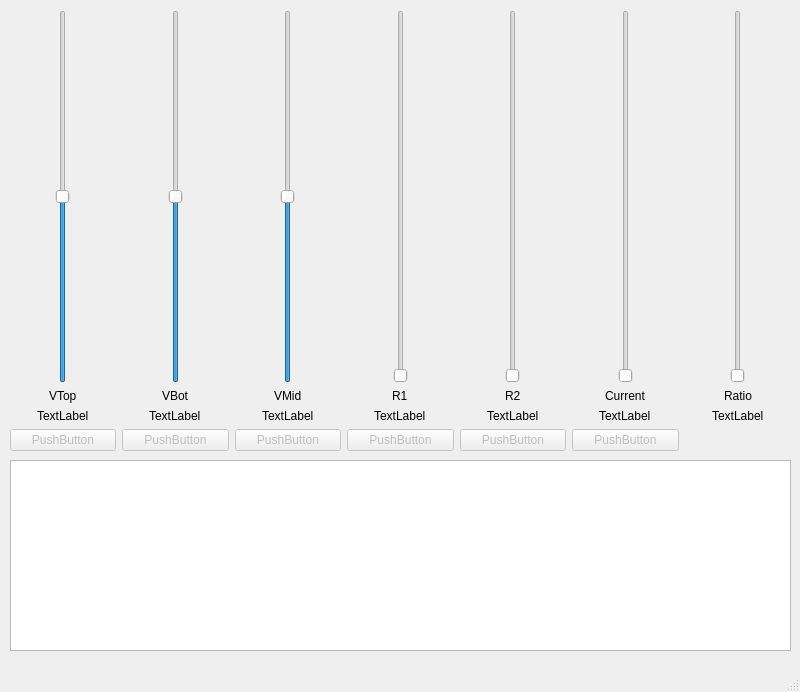
First picture: the form in src/mainwindow.ui, repository sonicsmooth/RCalc, before the edit.
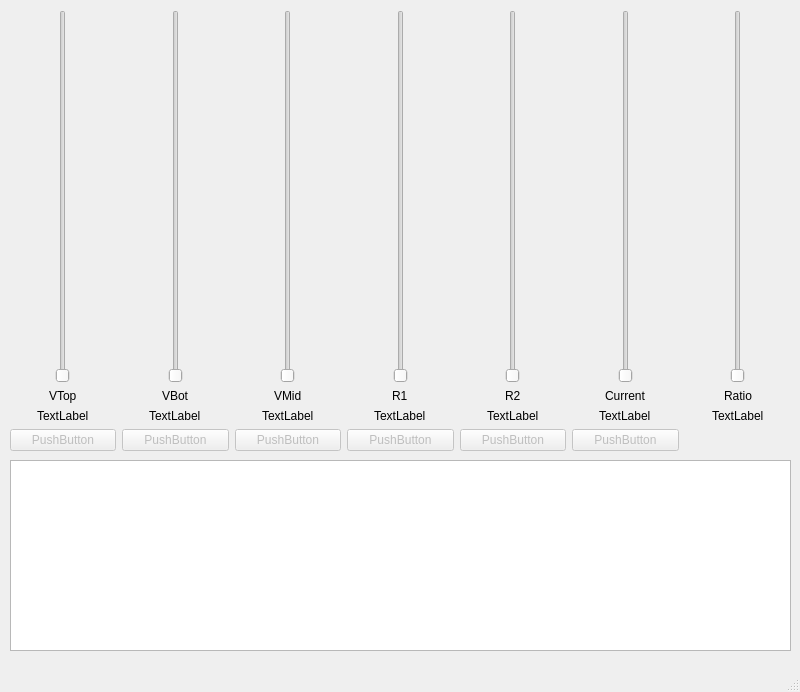
Second picture: the form after the edit. Custom widgets are drawn as their Qt base class.

```diff
--- a/src/mainwindow.ui
+++ b/src/mainwindow.ui
@@ -46,10 +46,10 @@
          <item>
           <widget class="QSlider" name="VTopSlider">
            <property name="minimum">
-            <number>-2000</number>
+            <number>0</number>
            </property>
            <property name="maximum">
-            <number>2000</number>
+            <number>10</number>
            </property>
            <property name="orientation">
             <enum>Qt::Vertical</enum>
@@ -100,10 +100,10 @@
          <item>
           <widget class="QSlider" name="VBotSlider">
            <property name="minimum">
-            <number>-2000</number>
+            <number>0</number>
            </property>
            <property name="maximum">
-            <number>2000</number>
+            <number>10</number>
            </property>
            <property name="orientation">
             <enum>Qt::Vertical</enum>
@@ -148,10 +148,10 @@
          <item>
           <widget class="QSlider" name="VMidSlider">
            <property name="minimum">
-            <number>-2000</number>
+            <number>0</number>
            </property>
            <property name="maximum">
-            <number>2000</number>
+            <number>10</number>
            </property>
            <property name="orientation">
             <enum>Qt::Vertical</enum>
@@ -402,6 +402,13 @@
   </widget>
   <widget class="QStatusBar" name="statusbar"/>
  </widget>
+ <customwidgets>
+  <customwidget>
+   <class>LogSlider</class>
+   <extends>QSlider</extends>
+   <header>src/logslider.h</header>
+  </customwidget>
+ </customwidgets>
  <resources/>
  <connections/>
 </ui>
```
Left out of the diff: 16 changed lines with no effect on the pictures.
